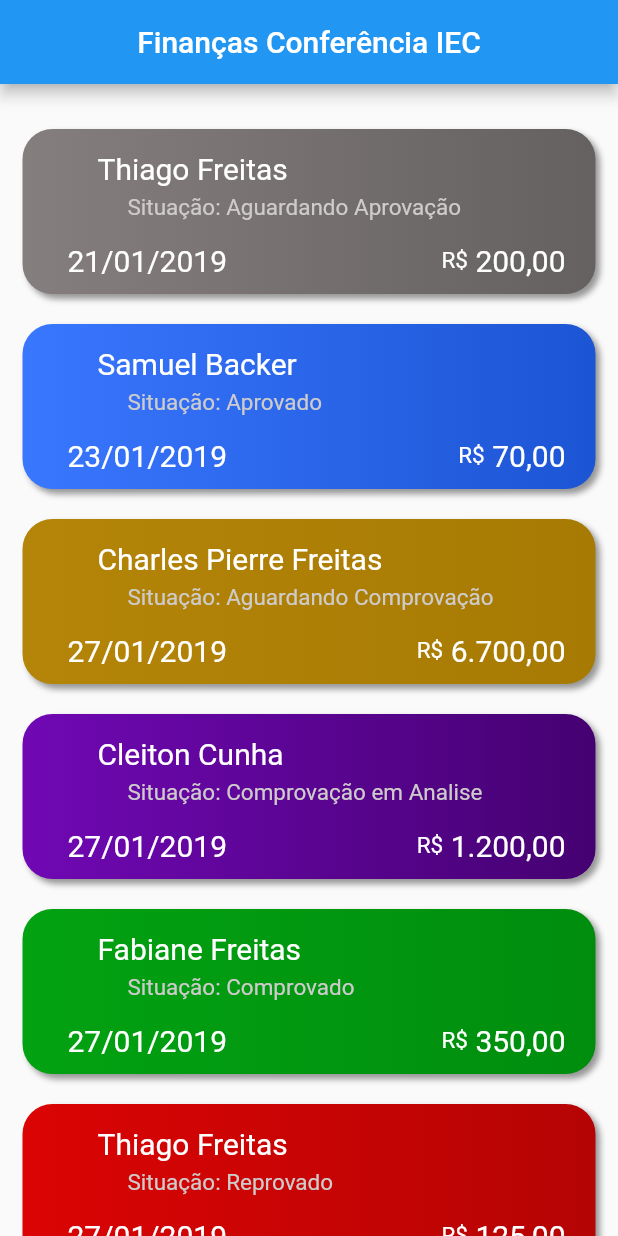
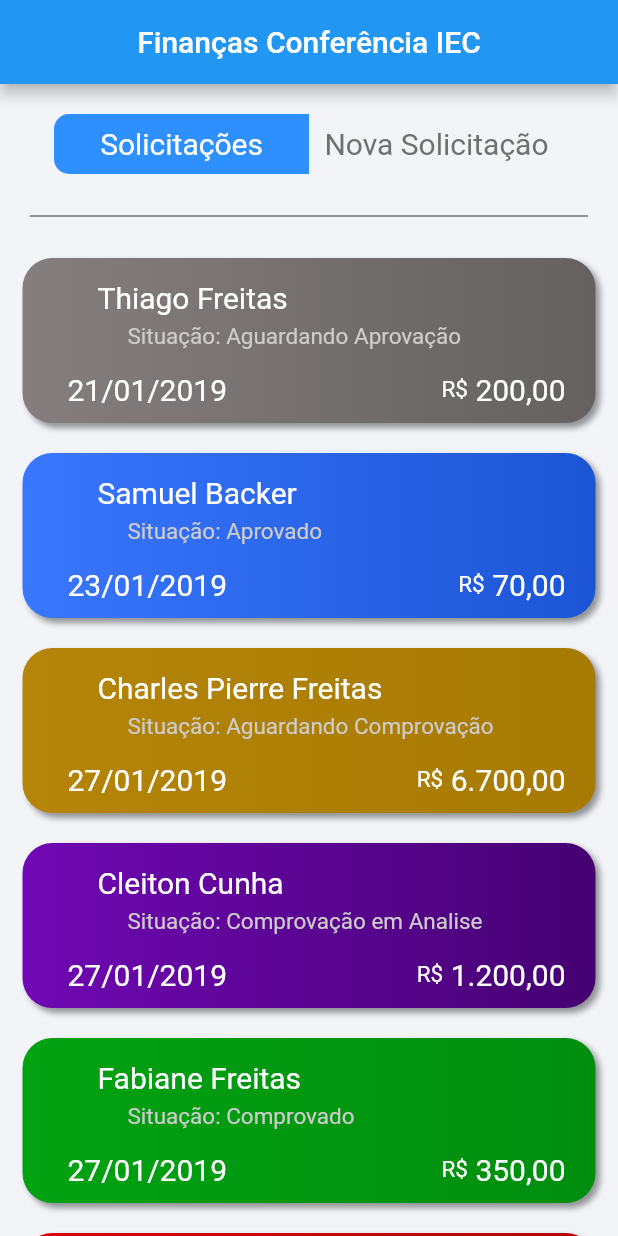
Before and after one commit to akaytatsu/inscricao_financeiro_app, a Flutter app: the screen it shows after launch, on a phone screen of 412 x 824 dp. Run offline on Flutter 3.47's test engine with Material 2 defaults, Android fonts, the phone set to English and light mode, and no system bars; our stand-ins replace shared_preferences.

Commit message:
fluxo de telas para aprovação

```diff
--- /dev/null
+++ b/lib/pages/home/components/menu.dart
@@ -0,0 +1,60 @@
+import 'package:flutter/material.dart';
+
+class MainMenu extends StatelessWidget {
+
+  final int defaultSelected;
+
+  const MainMenu({Key key, @required this.defaultSelected}) : super(key: key);
+
+  @override
+  Widget build(BuildContext context) {
+
+    const double menuSize = 170;
+    const double borderRadius = 10;
+    const double menuHeight = 40;
+    const double fontSize = 20;
+
+    return Container(
+      decoration: BoxDecoration(),
+      child: Row(
+        mainAxisAlignment: MainAxisAlignment.center,
+        children: <Widget>[
+          Container(
+            child: Center(
+              child: Text(
+                "Solicitações",
+                style: TextStyle(
+                  color: defaultSelected == 1 ? Colors.white : Color(0xFF707070),
+                  fontSize: fontSize
+                ),
+              ),
+            ),
+            height: menuHeight,
+            width: menuSize,
+            decoration: BoxDecoration(
+              color: defaultSelected == 1 ? Color(0xFF2E8FFF) : Color(0xFFF2F4F8),
+              borderRadius: BorderRadiusDirectional.only(topStart: Radius.circular(borderRadius), bottomStart: Radius.circular(borderRadius))
+            ),
+          ),
+          Container(
+            child: Center(
+              child: Text(
+                "Nova Solicitação",
+                style: TextStyle(
+                  color: defaultSelected == 2 ? Colors.white : Color(0xFF707070),
+                  fontSize: fontSize
+                ),
+              ),
+            ),
+            height: menuHeight,
+            width: menuSize,
+            decoration: BoxDecoration(
+              color: defaultSelected == 2 ? Color(0xFF2E8FFF) : Color(0xFFF2F4F8),
+              borderRadius: BorderRadiusDirectional.only(topEnd: Radius.circular(borderRadius), bottomEnd: Radius.circular(borderRadius))
+            ),
+          )
+        ],
+      ),
+    );
+  }
+}
--- a/lib/pages/home/home.dart
+++ b/lib/pages/home/home.dart
@@ -1,5 +1,6 @@
 import 'package:iec_despesas_app/components/solicitacao_box.dart';
 import 'package:flutter/material.dart';
+import 'package:iec_despesas_app/pages/home/components/menu.dart';
 
 class MainHomePage extends StatefulWidget {
   MainHomePage({Key key}) : super(key: key);
@@ -57,9 +58,12 @@ class _MainHomePageState extends State<MainHomePage> {
     return response;
   }
 
+
+
   @override
   Widget build(BuildContext context) {
     return Scaffold(
+      backgroundColor: Color(0xFFF2F4F8),
       appBar: AppBar(
         centerTitle: true,
         title: Text(
@@ -69,6 +73,19 @@ class _MainHomePageState extends State<MainHomePage> {
       body: ListView(
         children: [
           Padding(padding: EdgeInsets.only(top: 20),),
+          Container(
+            child: Center(
+              child: MainMenu(defaultSelected: 1,),
+            ),
+          ),
+          Padding(padding: EdgeInsets.only(top: 20),),
+          Container(
+            margin: EdgeInsets.only(left: 20, right: 20),
+            child: Divider(
+              color: Color(0xFF333333),
+            ),
+          ),
+          Padding(padding: EdgeInsets.only(top: 10),),
           ...solicitacoes()
         ],
       ),
--- a/lib/services/api.dart
+++ b/lib/services/api.dart
@@ -7,7 +7,7 @@ import 'package:shared_preferences/shared_preferences.dart';
 import 'package:path/path.dart' as path;
 
 class RestApi {
-  String urlBase = "http://192.168.1.4:8080/";
+  String urlBase = "http://192.168.25.222:8080/";
   // String urlBase = "https://app.englishingroup.com/";
 
   Future<Map<String, String>> _headers({Map<String, String> headers, logged = true}) async{
--- a/pubspec.yaml
+++ b/pubspec.yaml
@@ -28,6 +28,7 @@ dependencies:
   rxdart: ^0.23.1
   flutter_native_image: ^0.0.4
   intl: ^0.16.1
+  dio: ^3.0.8
 
   # The following adds the Cupertino Icons font to your application.
   # Use with the CupertinoIcons class for iOS style icons.
```
Also changed, not shown: lib/pages/create_account/create_account_page.dart (added, +236 -0 lines), lib/pages/login/login_page.dart (added, +173 -0 lines), pubspec.lock.
